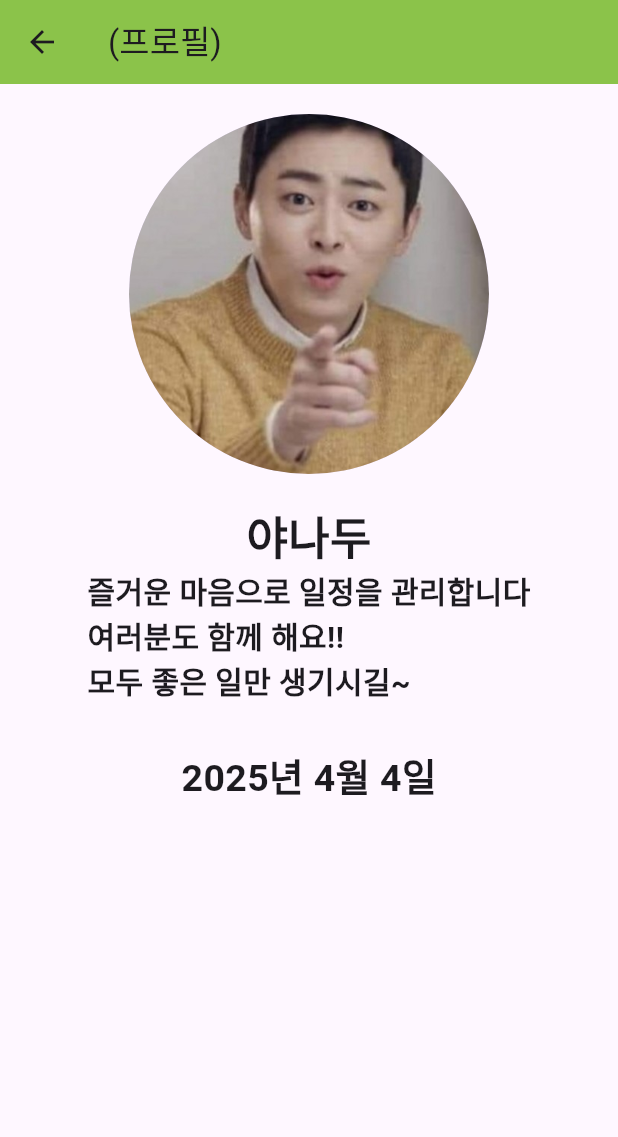
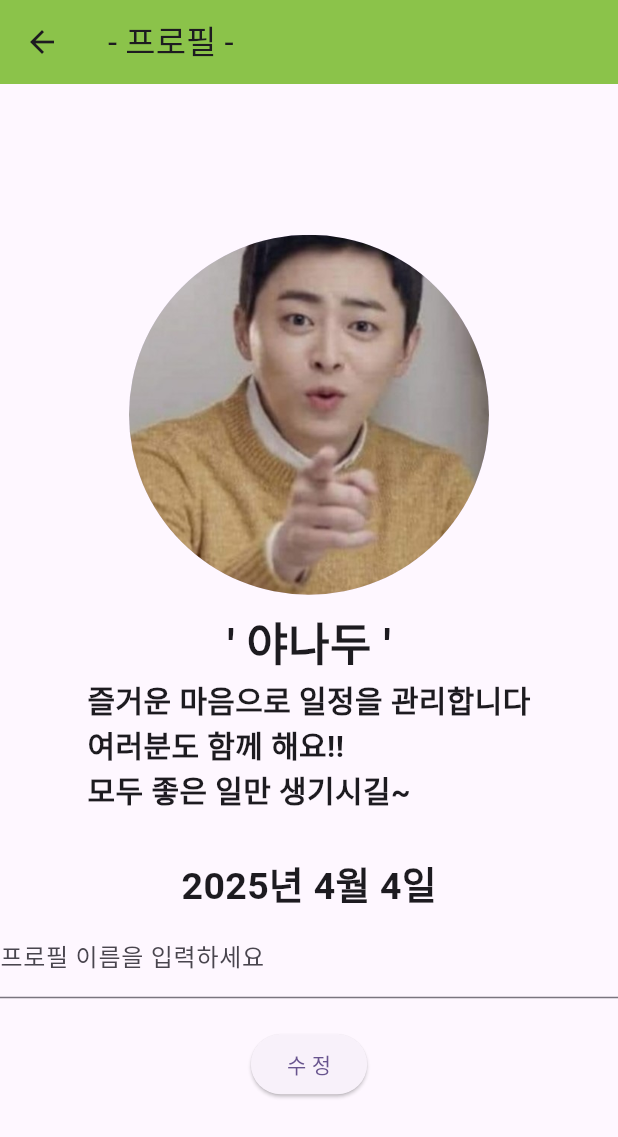
Before and after one commit to zaxuntop/Public-Document, a Flutter app: the Profile screen opened directly, on a phone screen of 412 x 824 dp. Shown: the top 1137 px of the screen. Run offline on Flutter 3.47's test engine with Material 3 defaults, Android fonts, the phone set to English and light mode, and no system bars; our stand-ins replace get.

Commit message:
4.9 (5번째 수정)
컨트롤러 클래스 생성, 프로필 수정 칸 작성, 결과동영상

```diff
--- a/project_app/lib/main.dart
+++ b/project_app/lib/main.dart
@@ -17,7 +17,8 @@ class MyApp extends StatelessWidget {
     return GetMaterialApp(
       debugShowCheckedModeBanner: false,
       title: 'Flutter Demo',
-      localizationsDelegates: [ // 로컬하려면 타이틀 쪽에 로컬컬라이제이션 사용, 펍스펙.yaml 추가 타이핑
+      // 로컬하려면 타이틀 밑에 로컬라이제이션 사용, 펍스펙.yaml 추가 타이핑 해야함
+      localizationsDelegates: [
         GlobalMaterialLocalizations.delegate,
         GlobalWidgetsLocalizations.delegate,
         GlobalCupertinoLocalizations.delegate,
--- /dev/null
+++ b/project_app/lib/model/controller.dart
@@ -0,0 +1,6 @@
+import 'package:flutter/widgets.dart';
+
+class UserController{
+  static String userName = '야나두';
+  static TextEditingController userNameController = TextEditingController(text: '');
+}
--- a/project_app/lib/view/first.dart
+++ b/project_app/lib/view/first.dart
@@ -5,7 +5,7 @@ import 'package:project_app/model/message.dart';
 import 'package:project_app/view/drawer.dart';
 import 'package:project_app/view/habit.dart';
 import 'package:project_app/view/today.dart';
-// 로그인시 가장 먼저 보이는 전체 일정 페이지(기본페이지지)
+// 로그인시 가장 먼저 보이는 전체 일정 페이지(기본페이지)
 class FirstPage extends StatefulWidget {
   const FirstPage({super.key});
 
@@ -16,7 +16,7 @@ class FirstPage extends StatefulWidget {
 class _FirstPageState extends State<FirstPage> {
   late List<TodoList> todoList; // 전체 일정 리스트
   late DateTime date; // 날짜
-  late TextEditingController textEditingController; // 덱스트 필드 컨트롤러
+  late TextEditingController textEditingController; // 텍스트 필드 컨트롤러
   late DateTime selectedDate; // 선택한 날짜
   late bool isCheckBox; // 체크박스 체크 여부
   late int radioValue; // 라디오 버튼 값
@@ -28,7 +28,7 @@ class _FirstPageState extends State<FirstPage> {
     super.initState();
     todoList = TotalList.todoList; // 전체 일정 리스트
     if(todoList.isEmpty && TotalList.trashList.isEmpty){
-    addData(); // 데이터 추가
+    addData(); // 데이터 추가(전체 및 삭제 일정이 비어있을시)
     }
     date = DateTime.now(); // 지금 날짜로 초기화
     textEditingController = TextEditingController(); // 텍스트 필드 컨트롤러 초기화
@@ -53,7 +53,7 @@ addData(){ // 허수 데이터 삽입
     return Scaffold(
       appBar: AppBar(
         title: Text(
-          '< 전체 일정 관리 >',
+          '- 전체 일정 관리 -',
         style: TextStyle(
           fontWeight: FontWeight.bold
         ),
@@ -123,7 +123,7 @@ addData(){ // 허수 데이터 삽입
                   onChanged: (value) => radioChange(value),
                   ),
                 Radio(
-                  value: 1, // 운동 일정
+                  value: 1, // 활동 일정
                   groupValue: radioValue,
                   onChanged: (value) => radioChange(value),
                   ),
@@ -155,7 +155,7 @@ addData(){ // 허수 데이터 삽입
                 ),
               ),
               maxLines: 1,
-              maxLength: 20,  // 가장 긴 지명 14글자 감안
+              maxLength: 20,  // 가장 긴 지명 13글자 감안
             ),
             SizedBox(height: 5,),
             Row(
@@ -282,7 +282,7 @@ addData(){ // 허수 데이터 삽입
                               }else{
                                 TotalList.imaportantList.remove(todoList[index]);
                               }
-                              setState(() {                         });
+                              setState(() {  });
                             },
                             icon: Icon(
                               Icons.star,
@@ -302,7 +302,7 @@ addData(){ // 허수 데이터 삽입
     );
   } //build
 
-// 라디오 버튼 값 변경 함수
+// 라디오 버튼 값 변경 함수, 라디오 값은 널러블 가능(하나만 선택하니까), 따라서 ?와 !
   radioChange(int? value){
     radioValue = value!;
     setState(() { });
--- a/project_app/lib/view/habit.dart
+++ b/project_app/lib/view/habit.dart
@@ -19,7 +19,7 @@ class _HabitState extends State<Habit> {
     return Scaffold(
       appBar: AppBar(
         title: Text(
-          '< 중요 일정 >',
+          '- 중요 일정 -',
           style: TextStyle(
             fontWeight: FontWeight.bold,
           ),
--- a/project_app/lib/view/profile.dart
+++ b/project_app/lib/view/profile.dart
@@ -1,5 +1,6 @@
 import 'package:flutter/material.dart';
 import 'package:get/route_manager.dart';
+import 'package:project_app/model/controller.dart';
 import 'package:project_app/view/first.dart';
 // 프로필 칸
 class Profile extends StatefulWidget {
@@ -14,7 +15,7 @@ class _ProfileState extends State<Profile> {
   Widget build(BuildContext context) {
     return Scaffold(
       appBar: AppBar(
-        title: Text('(프로필)'),
+        title: Text('- 프로필 -'),
         backgroundColor: Colors.lightGreen,
         leading: IconButton(
           onPressed: () {
@@ -24,18 +25,20 @@ class _ProfileState extends State<Profile> {
       ),
 
       body: Center(
+        child: SingleChildScrollView(
+          scrollDirection: Axis.vertical,
           child: Column(
-          // mainAxisAlignment: MainAxisAlignment.center,
+            mainAxisAlignment: MainAxisAlignment.spaceBetween,
             children: [
               Padding(
-              padding: const EdgeInsets.all(20.0),
+                padding: const EdgeInsets.all(10.0),
                 child: CircleAvatar(
                  backgroundImage: AssetImage('images/profile.jpg'),
                  radius: 120,
                  ),
               ),
               Text(
-              '야나두',
+                "' ${UserController.userName} '",
                 style: TextStyle(
                   fontSize: 30,
                   fontWeight: FontWeight.bold,
@@ -57,9 +60,33 @@ class _ProfileState extends State<Profile> {
                     fontWeight: FontWeight.bold,
                   ),
                 ),
+                TextField(
+                  controller: UserController.userNameController,
+                  decoration: InputDecoration(
+                    labelText: '프로필 이름을 입력하세요'
+                  ),
+                ),
+                SizedBox(height: 20,),
+                ElevatedButton(
+                  onPressed: () {
+                    nameChange();
+                  },
+                  child: Text('수 정')
+                  ),
             ],
           ),
         ),
+      ),
     );
+  }//build
+  nameChange(){
+    if(UserController.userNameController.text.trim().isEmpty){
+      Get.snackbar('경고', '내용을 입력하세요');
+    }else{
+      UserController.userName = UserController.userNameController.text;
+      UserController.userNameController.clear();
+      setState(() {  });
     }
   }
+
+}
--- a/project_app/lib/view/today.dart
+++ b/project_app/lib/view/today.dart
@@ -16,7 +16,7 @@ class _TodayState extends State<Today> {
   Widget build(BuildContext context) {
     return Scaffold(
       appBar: AppBar(
-        title: Text('< 오늘 일정 >',
+        title: Text('- 오늘 일정 -',
         style: TextStyle(fontWeight: FontWeight.bold),
         ),
         backgroundColor: Colors.lightBlue,
@@ -56,7 +56,7 @@ class _TodayState extends State<Today> {
             direction: DismissDirection.endToStart,
             key: ValueKey(TotalList.todayList[index].contents),
             onDismissed: (direction) {
-              final removeIndex = TotalList.todayList[index];
+              final removeIndex = TotalList.todayList[index]; // 삭제 후에도 index가 필요해서 만듬
               TotalList.trashList.add(removeIndex);
               TotalList.todayList.removeAt(index);
               TotalList.todoList.remove(removeIndex);
```
Also changed, not shown: project_app/lib/view/drawer.dart (+7 -7 lines), 1 other file. Lines whose indentation alone changed are shown as unchanged.
